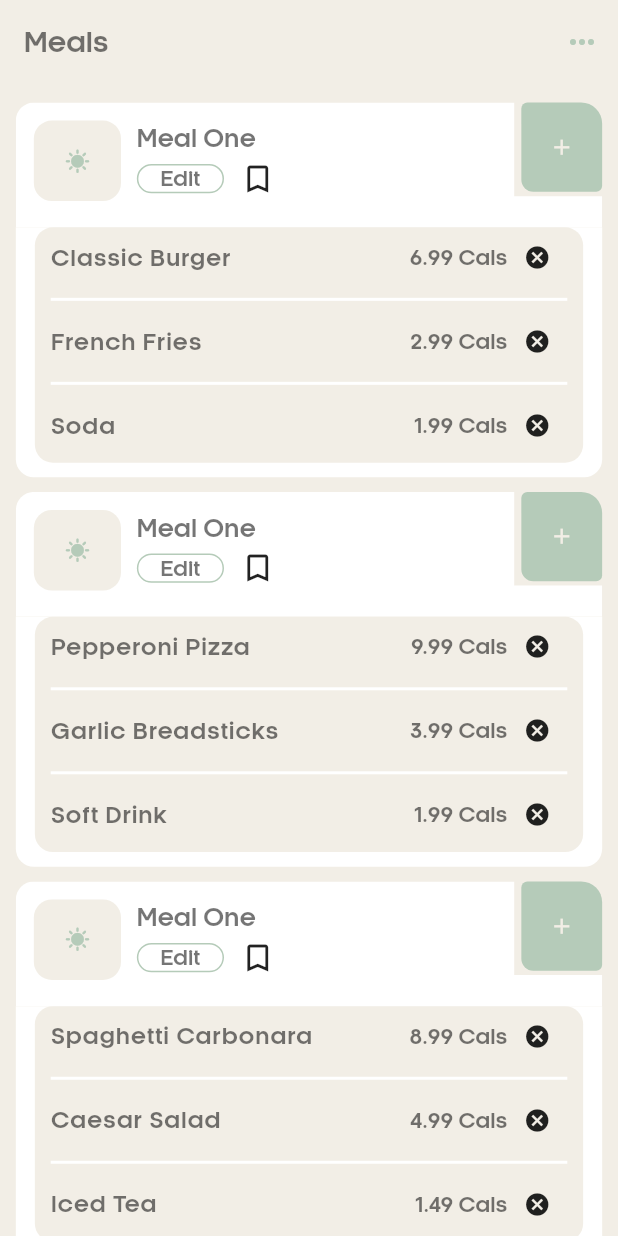
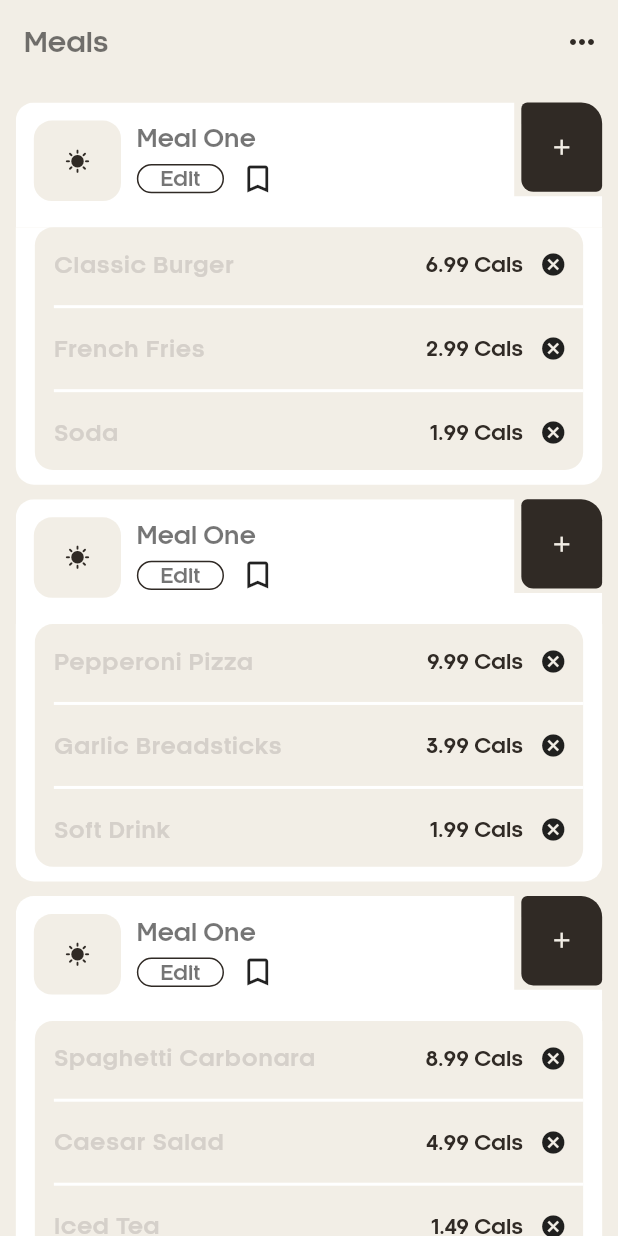
Before and after one commit to abdullahjavaid409/Studio93-Task, a Flutter app: the screen it shows after launch, on a phone screen of 412 x 824 dp. Run offline on Flutter 3.47's test engine with Material 2 defaults, Android fonts, the phone set to English and light mode, and no system bars; our stand-ins replace flutter_screenutil.

Commit message:
update the code

```diff
--- a/lib/page/home/component/home_card.dart
+++ b/lib/page/home/component/home_card.dart
@@ -64,7 +64,8 @@ class HomeCard extends StatelessWidget {
                                             alignment: Alignment.center,
                                             height: 20,
                                             border: Border.all(
-                                                color: AppColor.blackColor),
+                                                color:
+                                                    AppColor.lightBlackColor),
                                             borderRadius:
                                                 BorderRadius.circular(12),
                                             width: 55,
@@ -93,7 +94,8 @@ class HomeCard extends StatelessWidget {
                                             fontSize: 12.sp),
                                       )
                                 : HomeContainer(
-                                    color: AppColor.blackColor.withOpacity(0.3),
+                                    color: AppColor.lightBlackColor
+                                        .withOpacity(0.3),
                                     alignment: Alignment.center,
                                     height: 22,
                                     borderRadius: BorderRadius.circular(12),
@@ -121,14 +123,14 @@ class HomeCard extends StatelessWidget {
                             bottomRight: Radius.circular(12))),
                     child: Container(
                         margin: EdgeInsets.only(bottom: 10.h),
-                        padding: EdgeInsets.symmetric(horizontal: 10.w),
+                        padding: EdgeInsets.only(left: 12.w),
                         decoration: BoxDecoration(
                             color: AppColor.backGroundColor,
                             borderRadius: BorderRadius.circular(12)),
                         child: ListView.separated(
                           itemCount: mealProduct.length,
                           shrinkWrap: true,
-                          padding: EdgeInsets.only(bottom: 5.h),
+                          padding: EdgeInsets.symmetric(vertical: 5.h),
                           primary: true,
                           physics: const NeverScrollableScrollPhysics(),
                           itemBuilder: (BuildContext context, int index) {
@@ -146,7 +148,7 @@ class HomeCard extends StatelessWidget {
         HomeContainer(
           onPressed: addPressedCallBack,
           iconData: Icons.add,
-          color: AppColor.blackColor,
+          color: AppColor.lightBlackColor,
           width: 51,
           height: 61,
           borderRadius: const BorderRadius.only(
@@ -168,11 +170,13 @@ class CalculationTile extends StatelessWidget {
   @override
   Widget build(BuildContext context) {
     return Row(
+      mainAxisSize: MainAxisSize.min,
       children: [
         product.productItemName.toText(
             fontSize: 13.sp,
             fontWeight: FontWeight.w600,
             letterSpacing: 0.5,
+            color: AppColor.textColor,
             overflow: TextOverflow.ellipsis),
         const Spacer(),
         Row(
@@ -180,7 +184,7 @@ class CalculationTile extends StatelessWidget {
             '${product.price} Cals'.toText(
                 fontWeight: FontWeight.bold,
                 fontSize: 12.sp,
-                color: ),
+                color: AppColor.lightBlackColor),
             IconButton(
                 visualDensity:
                     const VisualDensity(horizontal: -4, vertical: -4),
--- a/lib/page/home/home.dart
+++ b/lib/page/home/home.dart
@@ -13,7 +13,8 @@ class HomePage extends StatelessWidget {
           action: [
             IconButton(
                 onPressed: _pressedMenu,
-                icon: const Icon(Icons.more_horiz, color: AppColor.blackColor))
+                icon: const Icon(Icons.more_horiz,
+                    color: AppColor.lightBlackColor))
           ],
         ),
         body: ListView.separated(
--- a/lib/utils/app_color.dart
+++ b/lib/utils/app_color.dart
@@ -1,8 +1,10 @@
-import 'dart:ui';
+import 'package:task/all_utils.dart';
 
 class AppColor {
-  static const backGroundColor = Color(0xfff2eee6);
-  static const lightBlackColor = Color(0xff302a25);
-  static const saveColor = Color(0xffb5cbb9);
-  static const blackColor = Color(0xffb5cbb9);
+  static const Color backGroundColor = Color(0xfff2eee6);
+  static const Color lightBlackColor = Color(0xff302a25);
+  static const Color saveColor = Color(0xffb5cbb9);
+  static const Color whiteColor = Colors.white;
+  static const Color textColor = Color(0xffd5d0ca);
+  static const Color borderColor = Color(0xffe6e4e3);
 }
--- a/lib/utils/app_theme.dart
+++ b/lib/utils/app_theme.dart
@@ -1,5 +1,4 @@
 import 'package:task/all_utils.dart';
-import 'package:task/utils/app_color.dart';
 
 class AppTheme {
   static ThemeData buildTheme() {
@@ -9,23 +8,23 @@ class AppTheme {
         .copyWith(
             headlineLarge: TextStyle(
               fontSize: 32.sp,
-              color: AppColor.blackColor,
+              color: AppColor.lightBlackColor,
               fontWeight: FontWeight.w700,
             ),
             titleMedium: TextStyle(
               fontSize: 14.sp,
-              color: AppColor.blackColor,
+              color: AppColor.lightBlackColor,
               fontWeight: FontWeight.w500,
             ),
             headlineMedium: TextStyle(
               fontSize: 20.sp,
               letterSpacing: 0.1,
-              color: AppColor.blackColor,
+              color: AppColor.lightBlackColor,
               fontWeight: FontWeight.w400,
             ),
             headlineSmall: TextStyle(
               fontSize: 14.sp,
-              color: AppColor.blackColor,
+              color: AppColor.lightBlackColor,
               fontWeight: FontWeight.w300,
             ))
         .apply(fontFamily: 'Kamerik105');
--- a/lib/utils/widget/common_widgets.dart
+++ b/lib/utils/widget/common_widgets.dart
@@ -67,7 +67,7 @@ class HomeContainer extends StatelessWidget {
       this.alignment,
       this.color,
       this.size,
-      this.iconColor = AppColor.blackColor,
+      this.iconColor = AppColor.lightBlackColor,
       this.borderRadius,
       this.child,
       this.onPressed,
```
